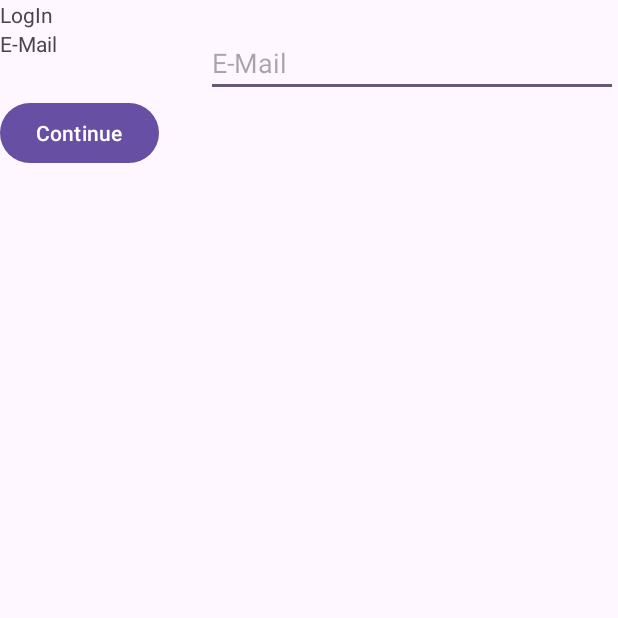
After one commit to ShubhamChoure/Parental-Control-Android-App, an Android app: the ParentLogin screen opened directly, with no data from a screen before it, on a phone screen of 412 x 824 dp, the top half of it. The commit adds this screen. Run offline under Robolectric (Android 15) with nearby library versions, the phone set to English and light mode, and no system bars.

Commit message:
Firebase Firestore Added

```diff
--- a/app/src/main/AndroidManifest.xml
+++ b/app/src/main/AndroidManifest.xml
@@ -13,6 +13,12 @@
         android:theme="@style/Theme.JSPM"
         tools:targetApi="31">
         <activity
+            android:name="Login.ChildLogin"
+            android:exported="false" />
+        <activity
+            android:name="Login.ParentLogin"
+            android:exported="false" />
+        <activity
             android:name=".MainActivity"
             android:exported="true">
             <intent-filter>
--- /dev/null
+++ b/app/src/main/java/Login/ParentLogin.java
@@ -0,0 +1,25 @@
+package Login;
+
+import androidx.appcompat.app.AppCompatActivity;
+
+import android.os.Bundle;
+import android.widget.Button;
+import android.widget.EditText;
+
+import com.example.jspm.R;
+
+public class ParentLogin extends AppCompatActivity {
+    EditText mailEDtxt;
+    Button continueBtn;
+    @Override
+    protected void onCreate(Bundle savedInstanceState) {
+        super.onCreate(savedInstanceState);
+        setContentView(R.layout.parentlogin);
+        init();
+    }
+    void init()
+    {
+      mailEDtxt = findViewById(R.id.LoginMailETxt);
+      continueBtn = findViewById(R.id.continueBtn);
+    }
+}
--- /dev/null
+++ b/app/src/main/res/layout/parentlogin.xml
@@ -0,0 +1,58 @@
+<?xml version="1.0" encoding="utf-8"?>
+<LinearLayout xmlns:android="http://schemas.android.com/apk/res/android"
+    xmlns:app="http://schemas.android.com/apk/res-auto"
+    xmlns:tools="http://schemas.android.com/tools"
+    android:layout_width="match_parent"
+    android:layout_height="match_parent"
+    android:orientation="vertical"
+    tools:context="Login.ParentLogin">
+    <TextView
+        android:layout_width="wrap_content"
+        android:layout_height="wrap_content"
+        android:text="LogIn"
+        ></TextView>
+   <LinearLayout
+       android:layout_width="match_parent"
+       android:layout_height="wrap_content"
+       android:orientation="horizontal">
+       <TextView
+           android:layout_width="match_parent"
+           android:layout_height="match_parent"
+           android:text="E-Mail"
+           android:layout_weight="2"
+           ></TextView>
+       <EditText
+           android:layout_width="match_parent"
+           android:layout_height="match_parent"
+           android:hint="E-Mail"
+           android:id="@+id/LoginMailETxt"
+           android:layout_weight="1"
+           ></EditText>
+   </LinearLayout>
+    <LinearLayout
+        android:layout_width="match_parent"
+        android:layout_height="wrap_content"
+        android:orientation="horizontal">
+        <TextView
+            android:layout_width="match_parent"
+            android:layout_height="match_parent"
+            android:text="Password"
+            android:layout_weight="2"
+            android:id="@+id/PassText"
+            android:visibility="gone"
+            ></TextView>
+        <EditText
+            android:layout_width="match_parent"
+            android:layout_height="match_parent"
+            android:hint="Pass"
+            android:id="@+id/LoginPassETxt"
+            android:layout_weight="1"
+            android:visibility="gone"
+            ></EditText>
+    </LinearLayout>
+    <Button
+        android:id="@+id/continueBtn"
+        android:layout_width="wrap_content"
+        android:layout_height="wrap_content"
+        android:text="Continue"></Button>
+    </LinearLayout>
```
Also changed, not shown: app/src/main/java/Login/ChildLogin.java (added, +16 -0 lines), app/src/main/java/Models/ParentAccount.java (added, +65 -0 lines), app/src/main/java/com/example/jspm/MainActivity.java (+28 -1 lines), app/src/main/res/layout/activity_child_login.xml (added, +22 -0 lines), 1 other file.
